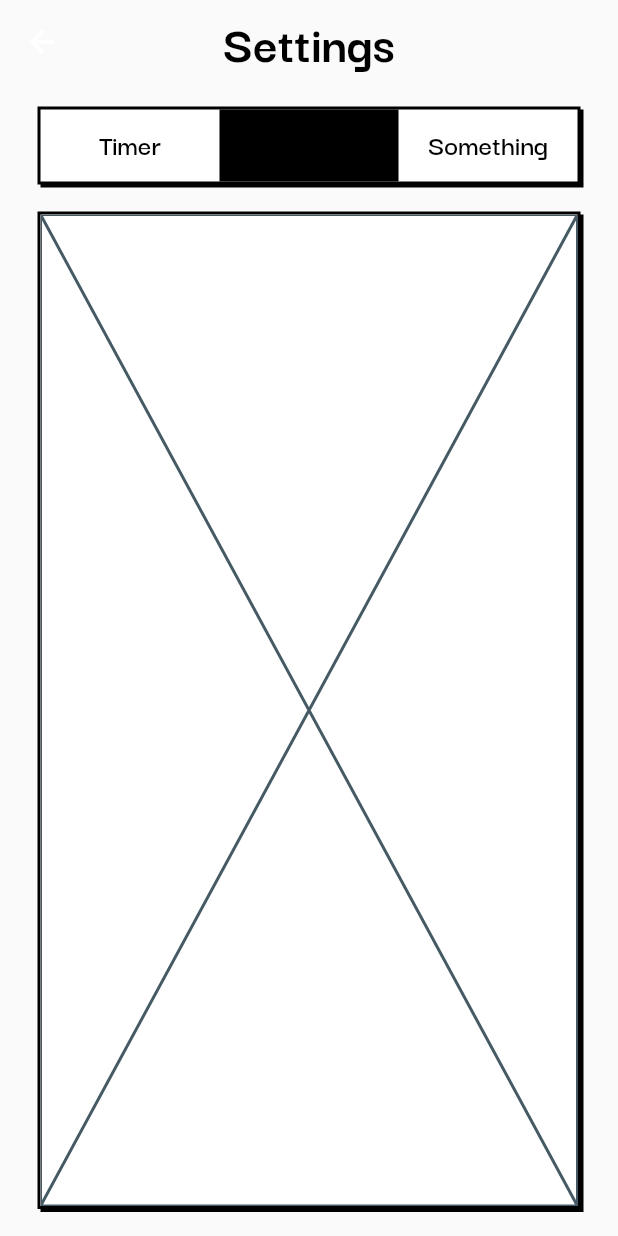
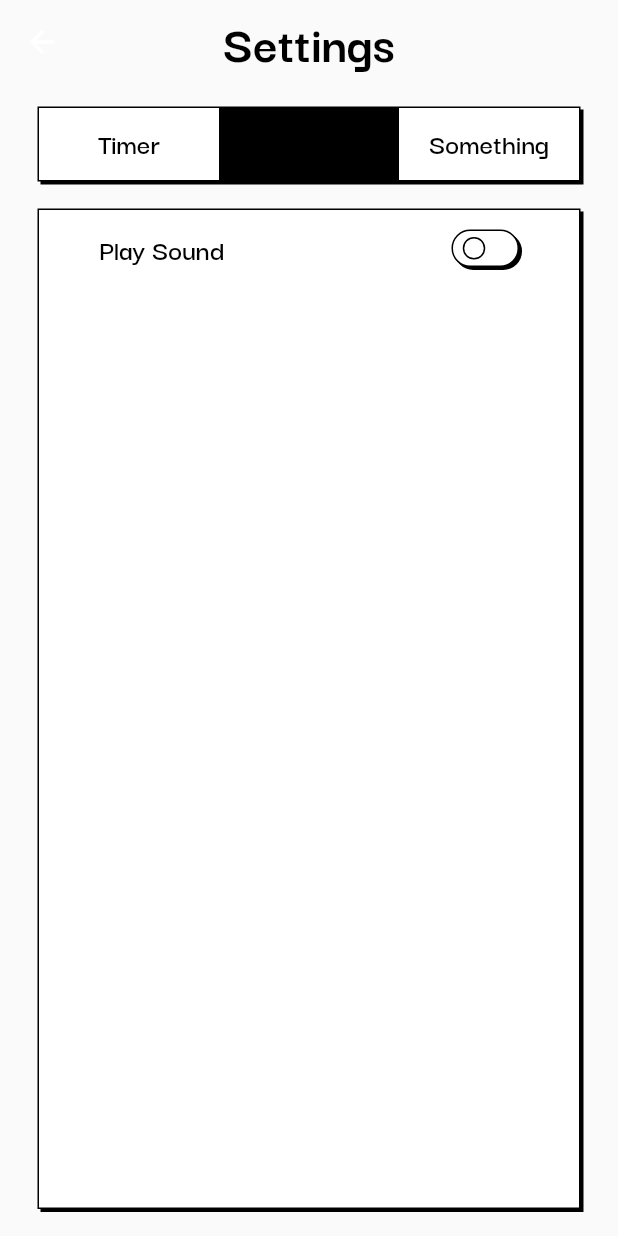
Before and after one commit to letha11/pomodoro_timer, a Flutter app: the SettingsScreen screen opened directly, on a phone screen of 412 x 824 dp. Run offline on Flutter 3.47's test engine with Material 2 defaults, Android fonts, the phone set to English and light mode, and no system bars; drawn by our look-alikes of flutter_switch; our stand-ins replace bloc, dartz, equatable, firebase_core, firebase_crashlytics, flutter_bloc and 5 more; accounts and stored records are empty.

Commit message:
feat(setting screen): timer & sound view component

```diff
--- a/lib/timer/presentation/views/settings/settings.dart
+++ b/lib/timer/presentation/views/settings/settings.dart
@@ -80,7 +80,6 @@ class _SettingsScreenState extends State<SettingsScreen> {
               ],
             ),
           ),
-
         ),
       ),
     );
--- a/lib/timer/presentation/views/settings/sounds.dart
+++ b/lib/timer/presentation/views/settings/sounds.dart
@@ -1,10 +1,23 @@
 import 'package:flutter/material.dart';
+import 'package:pomodoro_timer/timer/presentation/views/settings/widgets/title_switch.dart';
 
 class SoundsSetting extends StatelessWidget {
   const SoundsSetting({super.key});
 
   @override
   Widget build(BuildContext context) {
-    return const Placeholder();
+    return SingleChildScrollView(
+      child: Padding(
+        padding: const EdgeInsets.symmetric(horizontal: 40.0, vertical: 12.0),
+        child: Column(
+          children: [
+            TitleSwitch(
+              title: "Play Sound",
+              onToggle: (val) => print('bruh sound effect #2'),
+            ),
+          ],
+        ),
+      ),
+    );
   }
 }
--- a/lib/timer/presentation/views/settings/timer.dart
+++ b/lib/timer/presentation/views/settings/timer.dart
@@ -1,5 +1,7 @@
 import 'package:flutter/material.dart';
-import 'package:pomodoro_timer/timer/presentation/widgets/styled_container.dart';
+
+import '../../widgets/styled_container.dart';
+import 'widgets/title_switch.dart';
 
 class TimerSettings extends StatelessWidget {
   const TimerSettings({Key? key}) : super(key: key);
@@ -34,14 +36,11 @@ class TimerSettings extends StatelessWidget {
                 _timeForm(context, 'long break', '10:00'),
               ],
             ),
-            Row(
-              mainAxisAlignment: MainAxisAlignment.spaceAround,
-              children: [
-                  Text('Pomodoro Sequence', style: Theme.of(context).textTheme.bodySmall),
-
-              ],
+            SizedBox(height: 16),
+            TitleSwitch(
+              title: "Pomodoro Sequence",
+              onToggle: (val) => print(val),
             ),
-            // Container(width: 100, height: 100, color: Colors.blue),
           ],
         ),
       ),
--- /dev/null
+++ b/lib/timer/presentation/views/settings/widgets/styled_switch.dart
@@ -0,0 +1,49 @@
+import 'package:flutter/material.dart';
+import 'package:flutter_switch/flutter_switch.dart';
+
+class StyledSwitch extends StatefulWidget {
+  const StyledSwitch({super.key, required this.onToggle});
+
+  final void Function(bool) onToggle;
+
+  @override
+  State<StyledSwitch> createState() => _StyledSwitchState();
+}
+
+class _StyledSwitchState extends State<StyledSwitch> {
+  bool _switchState = false;
+
+  @override
+  Widget build(BuildContext context) {
+    return Container(
+      decoration: BoxDecoration(
+        borderRadius: BorderRadius.circular(30),
+        boxShadow: const [
+          BoxShadow(
+            color: Colors.black, // active
+            offset: Offset(2, 2),
+          ),
+        ],
+      ),
+      child: FlutterSwitch(
+        value: _switchState,
+        width: 45,
+        height: 25,
+        switchBorder: Border.all(color: Colors.black),
+        activeColor: Colors.black,
+        inactiveColor: Colors.white,
+        toggleSize: 20.0,
+        toggleBorder: Border.all(color: Colors.black),
+        borderRadius: 30.0,
+        // padding: 8.0,
+        onToggle: (val) {
+          setState(() {
+            _switchState = val;
+          });
+
+          widget.onToggle(val);
+        },
+      ),
+    );
+  }
+}
--- /dev/null
+++ b/lib/timer/presentation/views/settings/widgets/title_switch.dart
@@ -0,0 +1,27 @@
+import 'package:flutter/material.dart';
+
+import 'styled_switch.dart';
+
+class TitleSwitch extends StatelessWidget {
+  const TitleSwitch({
+    super.key,
+    required this.title,
+    required this.onToggle,
+  });
+
+  final String title;
+  final void Function(bool) onToggle;
+
+  @override
+  Widget build(BuildContext context) {
+    return Row(
+      mainAxisAlignment: MainAxisAlignment.spaceBetween,
+      children: [
+        Text(title, style: Theme.of(context).textTheme.bodySmall),
+        StyledSwitch(
+          onToggle: onToggle,
+        ),
+      ],
+    );
+  }
+}
--- a/lib/timer/presentation/widgets/styled_container.dart
+++ b/lib/timer/presentation/widgets/styled_container.dart
@@ -38,7 +38,7 @@ class StyledContainer extends StatelessWidget {
         border: Border.all(
           // color: Colors.black,
           color: active ? Colors.white : Colors.black,
-          width: 2,
+          width: 1,
         ),
       ),
       child: Material(
--- a/pubspec.yaml
+++ b/pubspec.yaml
@@ -47,6 +47,7 @@ dependencies:
   firebase_crashlytics: ^3.1.2
   firebase_core: ^2.10.0
   flutter_svg: ^2.0.7
+  flutter_switch: ^0.3.2
 
 dev_dependencies:
   flutter_test:
```
Also changed, not shown: pubspec.lock.
